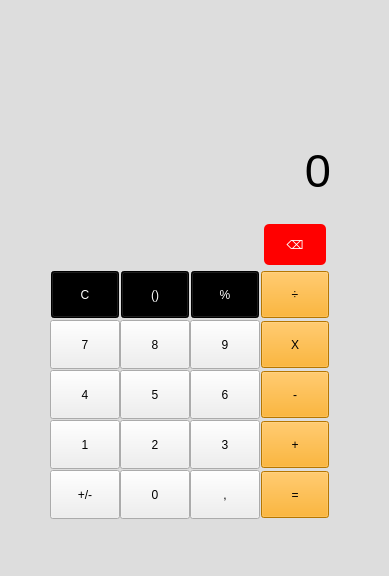
This is view/telaCalculadora.ui in RichardSS23/CalcIphone as Qt 5 draws it before an edit. The edited form follows.
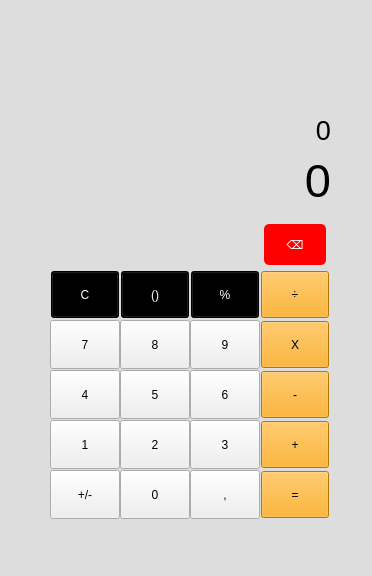
This is the edited form.

Commit message:
Primeiro calculo
novo método para colocar o resultado no display

```diff
--- a/view/telaCalculadora.ui
+++ b/view/telaCalculadora.ui
@@ -6,7 +6,7 @@
    <rect>
     <x>0</x>
     <y>0</y>
-    <width>389</width>
+    <width>372</width>
     <height>576</height>
    </rect>
   </property>
@@ -388,9 +388,9 @@
    <widget class="QLabel" name="display">
     <property name="geometry">
      <rect>
-      <x>30</x>
-      <y>150</y>
-      <width>301</width>
+      <x>60</x>
+      <y>160</y>
+      <width>271</width>
       <height>41</height>
      </rect>
     </property>
@@ -406,6 +406,27 @@
      <set>Qt::AlignRight|Qt::AlignTrailing|Qt::AlignVCenter</set>
     </property>
    </widget>
+   <widget class="QLabel" name="display_2">
+    <property name="geometry">
+     <rect>
+      <x>20</x>
+      <y>100</y>
+      <width>311</width>
+      <height>61</height>
+     </rect>
+    </property>
+    <property name="font">
+     <font>
+      <pointsize>20</pointsize>
+     </font>
+    </property>
+    <property name="text">
+     <string>0</string>
+    </property>
+    <property name="alignment">
+     <set>Qt::AlignRight|Qt::AlignTrailing|Qt::AlignVCenter</set>
+    </property>
+   </widget>
   </widget>
  </widget>
  <resources/>
```
The commit also changes 1 other file.
